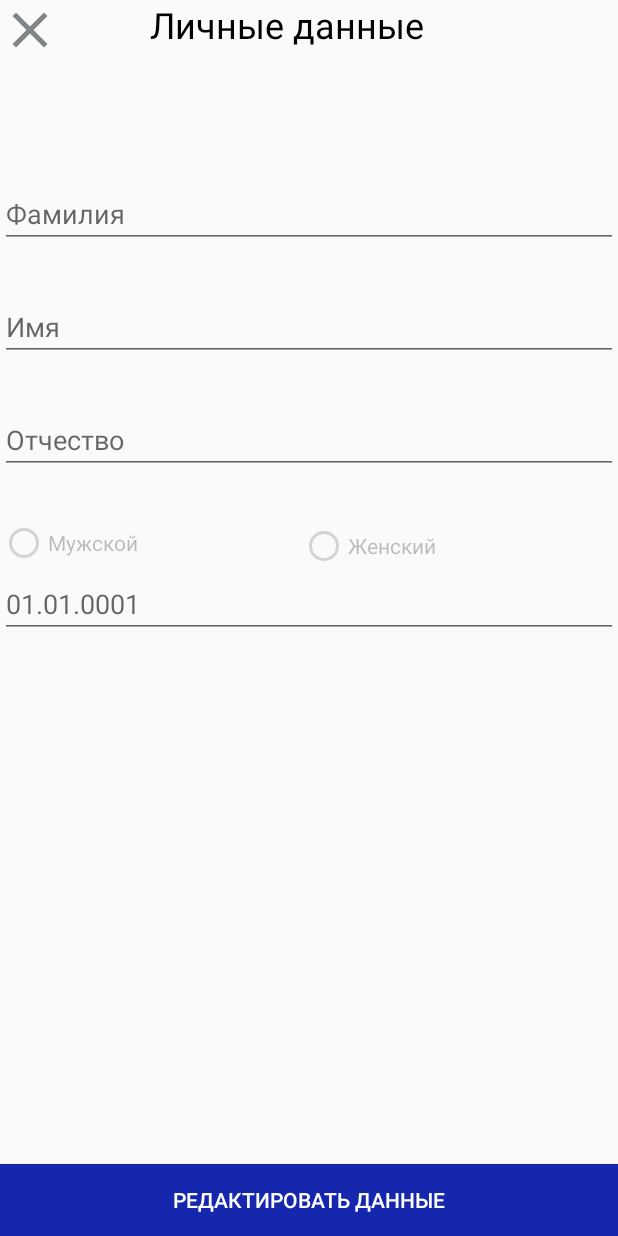
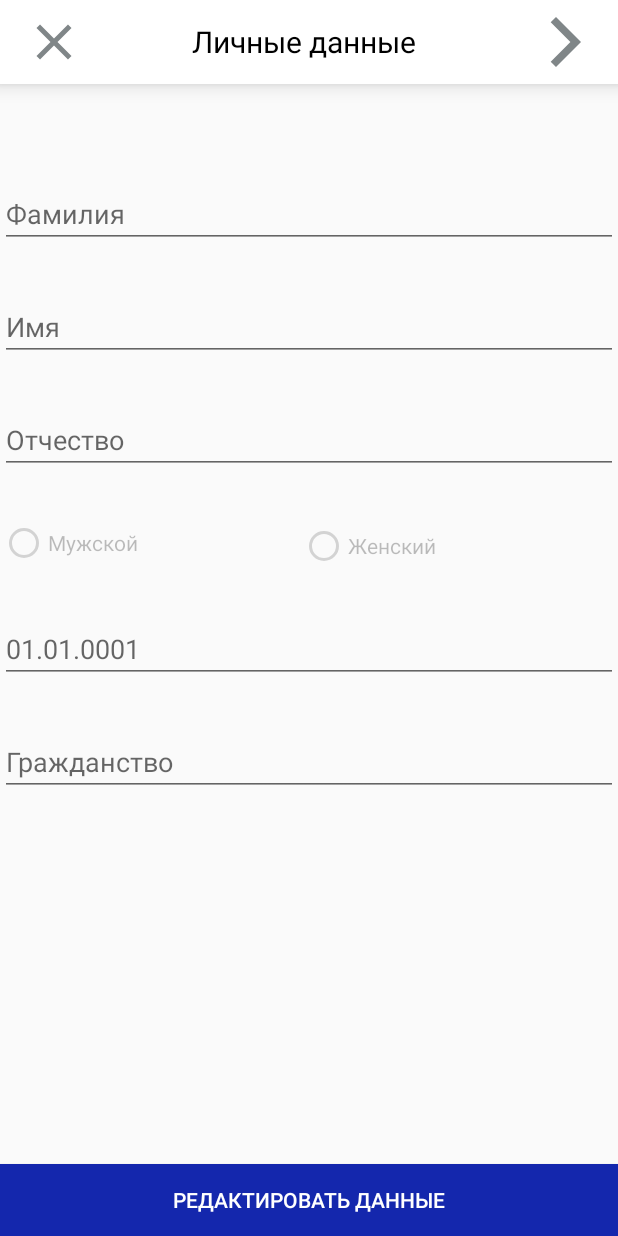
Before and after one commit to mn6kv/My_Application_On_Learning, an Android app: the ProfileActivity screen opened directly, with no data from a screen before it, on a phone screen of 412 x 824 dp. Run offline under Robolectric (Android 15) with nearby library versions, the phone set to English and light mode, and no system bars.

Commit message:
sorry, i have done it in time, but forgot to push

```diff
--- a/app/src/main/AndroidManifest.xml
+++ b/app/src/main/AndroidManifest.xml
@@ -9,7 +9,8 @@
         android:roundIcon="@mipmap/ic_launcher_round"
         android:supportsRtl="true"
         android:theme="@style/AppTheme">
-        <activity android:name=".ProfileActivity"></activity>
+        <activity android:name=".ViewProfileActivity"></activity>
+        <activity android:name=".ProfileActivity" />
         <activity android:name=".MainActivity">
             <intent-filter>
                 <action android:name="android.intent.action.MAIN" />
--- a/app/src/main/java/com/example/myapplication/ProfileActivity.kt
+++ b/app/src/main/java/com/example/myapplication/ProfileActivity.kt
@@ -4,6 +4,8 @@ import android.annotation.SuppressLint
 import android.content.Intent
 import androidx.appcompat.app.AppCompatActivity
 import android.os.Bundle
+import android.view.Menu
+import android.view.MenuItem
 import android.widget.*
 
 class ProfileActivity : AppCompatActivity() {
@@ -13,9 +15,9 @@ class ProfileActivity : AppCompatActivity() {
     private lateinit var edtSecName: EditText
     private lateinit var edtName: EditText
     private lateinit var edtOtchestvo: EditText
-    private lateinit var edtBirthfate: EditText
+    private lateinit var edtBirthdate: EditText
     private var flagBtnEditProfile: Boolean = false
-//    private lateinit var btnProfileEdit: EditText
+    private lateinit var edtGrazhd: EditText
 
     override fun onCreate(savedInstanceState: Bundle?) {
         super.onCreate(savedInstanceState)
@@ -39,7 +41,8 @@ class ProfileActivity : AppCompatActivity() {
         edtSecName = findViewById(R.id.edtSecondName)
         edtName = findViewById(R.id.edtName)
         edtOtchestvo = findViewById(R.id.edtOtchestvo)
-        edtBirthfate = findViewById(R.id.edtBirthdate)
+        edtBirthdate = findViewById(R.id.edtBirthdate)
+        edtGrazhd = findViewById(R.id.edtGrazhdanstvo)
 
         rbMale = findViewById(R.id.rbMale)
         rbFemale = findViewById(R.id.rbFemale)
@@ -58,12 +61,40 @@ class ProfileActivity : AppCompatActivity() {
             }
         }
 
-        val btnProfileBack = findViewById<ImageButton>(R.id.btnProfileBack)
+        val btnProfileBack = findViewById<Button>(R.id.btnBack3)
         btnProfileBack.setOnClickListener{
             val intent = Intent(this, MainActivity::class.java)
             startActivity(intent)
         }
+
+        val btnGoToView = findViewById<Button>(R.id.btnGoToViewProfile)
+        btnGoToView.setOnClickListener{
+            val intent = Intent(this, ViewProfileActivity::class.java)
+            intent.putExtra("secName", edtSecName.text.toString())
+            intent.putExtra("name", edtName.text.toString())
+            intent.putExtra("otchestvo", edtOtchestvo.text.toString())
+            intent.putExtra("birthdate", edtBirthdate.text.toString())
+            intent.putExtra("grazhd", edtGrazhd.text.toString())
+            startActivity(intent)
+        }
     }
+
+//    override fun onCreateOptionsMenu(menu: Menu?): Boolean {
+//        menuInflater.inflate(R.menu.toolbar_menu, menu)
+//        return true
+//    }
+//
+//    override fun onOptionsItemSelected(item: MenuItem): Boolean {
+//        when (item.itemId) {
+//            R.id.btnProfileBackTb -> {
+//                val intent = Intent(this, MainActivity::class.java)
+//                intent.putExtra("key",edtName.toString())
+//                startActivity(intent)
+//                finish()
+//            }
+//        }
+//        return super.onOptionsItemSelected(item)
+//    }
 
     private fun block(edt: EditText) {
         edt.isFocusable = false
@@ -86,22 +117,24 @@ class ProfileActivity : AppCompatActivity() {
         rb.isClickable = true
     }
 
-    fun blockAll() {
+    private fun blockAll() {
         block(edtSecName)
         block(edtName)
         block(edtOtchestvo)
         block(rbMale)
         block(rbFemale)
-        block(edtBirthfate)
+        block(edtBirthdate)
+        block(edtGrazhd)
     }
 
-    fun unlockAll() {
+    private fun unlockAll() {
         unlock(edtSecName)
         unlock(edtName)
         unlock(edtOtchestvo)
         unlock(rbMale)
         unlock(rbFemale)
-        unlock(edtBirthfate)
+        unlock(edtBirthdate)
+        unlock(edtGrazhd)
     }
 
 /*    override fun onCheckedChanged(btn: CompoundButton, ischecked: Boolean) {
--- /dev/null
+++ b/app/src/main/res/drawable/ic_baseline_arrow_forward_ios_24.xml
@@ -0,0 +1,5 @@
+<vector android:height="24dp" android:tint="#808688"
+    android:viewportHeight="24" android:viewportWidth="24"
+    android:width="24dp" xmlns:android="http://schemas.android.com/apk/res/android">
+    <path android:fillColor="@android:color/white" android:pathData="M5.88,4.12L13.76,12l-7.88,7.88L8,22l10,-10L8,2z"/>
+</vector>
--- a/app/src/main/res/layout/activity_profile.xml
+++ b/app/src/main/res/layout/activity_profile.xml
@@ -7,10 +7,10 @@
     tools:context=".ProfileActivity"
     tools:ignore="ExtraText">
 
-<!--    <include
+    <include
         android:id="@+id/toolbar"
-        layout="@layout/toolbar"/>-->
-
+        layout="@layout/toolbar"/>
+<!--
     <ImageButton
         android:id="@+id/btnProfileBack"
         android:layout_width="40dp"
@@ -18,9 +18,9 @@
         android:layout_alignBottom="@+id/tvUsersName"
         android:background="@drawable/ic_baseline_clear_24"
         app:layout_constraintStart_toStartOf="parent"
-        app:layout_constraintTop_toTopOf="parent" />
+        app:layout_constraintTop_toTopOf="parent" />-->
 
-    <TextView
+<!--    <TextView
         android:id="@+id/tvUsersName"
         android:layout_width="wrap_content"
         android:layout_height="wrap_content"
@@ -30,7 +30,7 @@
         android:textColor="#000"
         app:layout_constraintStart_toEndOf="@+id/btnProfileBack"
         app:layout_constraintTop_toTopOf="parent"
-        />
+        />-->
 
     <EditText
         android:id="@+id/edtSecondName"
@@ -38,7 +38,6 @@
         android:layout_height="wrap_content"
         android:layout_marginTop="120dp"
         android:hint="Фамилия"
-        android:textColor="@android:color/darker_gray"
         app:layout_constraintStart_toStartOf="parent"
         app:layout_constraintTop_toTopOf="parent"
         android:inputType="textPersonName"
@@ -53,7 +52,6 @@
         app:layout_constraintStart_toStartOf="parent"
         android:layout_marginTop="30dp"
         android:hint="Имя"
-        android:textColor="@android:color/darker_gray"
         android:inputType="textPersonName"
         />
     <EditText
@@ -64,7 +62,6 @@
         app:layout_constraintStart_toStartOf="parent"
         android:layout_marginTop="30dp"
         android:hint="Отчество"
-        android:textColor="@android:color/darker_gray"
         android:inputType="textPersonName"
         />
 
@@ -98,6 +95,7 @@
         android:layout_height="wrap_content"
         app:layout_constraintTop_toBottomOf="@+id/rgMF"
         app:layout_constraintStart_toStartOf="parent"
+        android:layout_marginTop="30dp"
         android:inputType="date"
         android:hint="01.01.0001"
         />
@@ -113,4 +111,14 @@
         android:background="@drawable/btn_classic"
         />
 
+    <EditText
+        android:id="@+id/edtGrazhdanstvo"
+        android:layout_width="match_parent"
+        android:layout_height="wrap_content"
+        app:layout_constraintTop_toBottomOf="@+id/edtBirthdate"
+        app:layout_constraintStart_toStartOf="parent"
+        android:hint="Гражданство"
+        android:layout_marginTop="30dp"
+        />
+
 </androidx.constraintlayout.widget.ConstraintLayout>
--- a/app/src/main/res/layout/toolbar.xml
+++ b/app/src/main/res/layout/toolbar.xml
@@ -8,4 +8,30 @@
     android:background="#FFF"
     tools:ignore="InvalidId">
 
+    <Button
+        android:id="@+id/btnBack3"
+        android:layout_width="40dp"
+        android:layout_height="40dp"
+        android:background="@drawable/ic_baseline_clear_24"
+        />
+
+    <TextView
+        android:id="@+id/tvLD"
+        android:layout_width="wrap_content"
+        android:layout_height="wrap_content"
+        android:text="Личные данные"
+        android:textColor="@android:color/black"
+        android:textSize="20sp"
+        android:layout_marginStart="88dp"
+        />
+
+    <Button
+        android:id="@+id/btnGoToViewProfile"
+        android:layout_width="40dp"
+        android:layout_height="40dp"
+        android:background="@drawable/ic_baseline_arrow_forward_ios_24"
+        android:layout_marginStart="80dp"
+        />
+
+
 </androidx.appcompat.widget.Toolbar>
```
Also changed, not shown: app/src/main/java/com/example/myapplication/ViewProfileActivity.kt (added, +45 -0 lines), app/src/main/res/layout/activity_view_profile.xml (added, +88 -0 lines).
